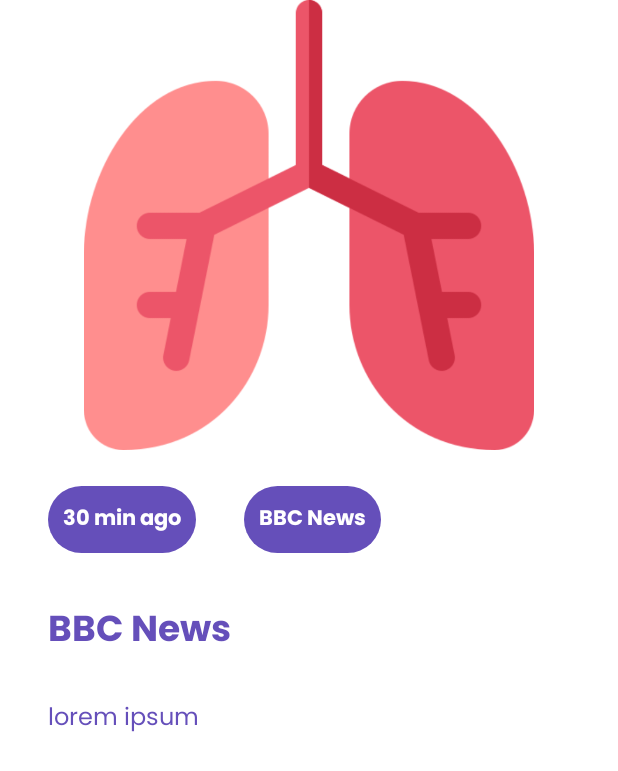
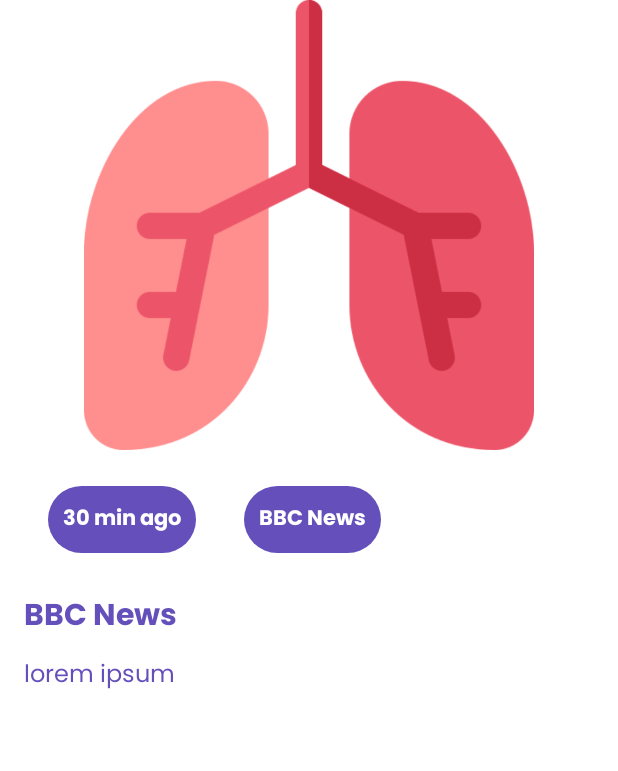
Before and after one commit to DaffRazan/Lunion, an Android app: the DetailNewsActivity screen opened directly, with no data from a screen before it, on a phone screen of 412 x 824 dp. Shown: the top 771 px of the screen. Run offline under Robolectric (Android 15) with nearby library versions, the phone set to English and light mode, and no system bars; pictures from the network do not load.

Commit message:
recyclerview item to detail news

```diff
--- a/Android Development/LunionApp/app/src/main/AndroidManifest.xml
+++ b/Android Development/LunionApp/app/src/main/AndroidManifest.xml
@@ -3,6 +3,7 @@
     package="com.lunion.lunionapp">
 
     <uses-permission android:name="android.permission.INTERNET"/>
+    <uses-permission android:name="android.permission.ACCESS_FINE_LOCATION" />
 
     <application
         android:allowBackup="true"
--- a/Android Development/LunionApp/app/src/main/java/com/lunion/lunionapp/ui/DetailNewsActivity.kt
+++ b/Android Development/LunionApp/app/src/main/java/com/lunion/lunionapp/ui/DetailNewsActivity.kt
@@ -1,12 +1,39 @@
 package com.lunion.lunionapp.ui
 
+import android.os.Bundle
 import androidx.appcompat.app.AppCompatActivity
-import android.os.Bundle
-import com.lunion.lunionapp.R
+import com.bumptech.glide.Glide
+import com.lunion.lunionapp.databinding.ActivityDetailNewsBinding
+import com.lunion.lunionapp.model.NewsModel
 
 class DetailNewsActivity : AppCompatActivity() {
+
+    private lateinit var binding: ActivityDetailNewsBinding
+
     override fun onCreate(savedInstanceState: Bundle?) {
         super.onCreate(savedInstanceState)
-        setContentView(R.layout.activity_detail_news)
+        binding = ActivityDetailNewsBinding.inflate(layoutInflater)
+        setContentView(binding.root)
+
+        val data = intent.getParcelableExtra<NewsModel>("data")
+        if (data != null) {
+            bindToUI(data)
+        }
     }
+
+    private fun bindToUI(news: NewsModel) {
+        Glide.with(this)
+                .load(news.urlToImage)
+                .centerCrop()
+                .into(binding.imgNewsArticle)
+        binding.tvNewsTime.text = news.publishedAt.customDate()
+        binding.tvNewsSource.text = news.source
+        binding.tvNewsTitle.text = news.title
+        binding.tvNewsContent.text = news.content
+    }
+
+    private fun String.customDate(): String{
+        return this.split("T")[0]
+    }
+
 }
--- a/Android Development/LunionApp/app/src/main/java/com/lunion/lunionapp/ui/NewsFragment.kt
+++ b/Android Development/LunionApp/app/src/main/java/com/lunion/lunionapp/ui/NewsFragment.kt
@@ -11,7 +11,9 @@ import androidx.recyclerview.widget.LinearLayoutManager
 import com.lunion.lunionapp.data.response.Article
 import com.lunion.lunionapp.data.response.Source
 import com.lunion.lunionapp.databinding.FragmentNewsBinding
+import com.lunion.lunionapp.model.NewsModel
 import com.lunion.lunionapp.ui.adapter.NewsAdapter
+import com.lunion.lunionapp.utils.DataMapper
 import com.lunion.lunionapp.viewmodel.NewsViewModel
 import com.lunion.lunionapp.viewmodel.ViewModelFactory
 
@@ -62,6 +64,7 @@ class NewsFragment : Fragment() {
 
     private fun selectedNews(data: Article){
         val moveDetail = Intent(context, DetailNewsActivity::class.java)
+        moveDetail.putExtra("data", DataMapper.mapArticleToNewsModel(data))
         startActivity(moveDetail)
     }
 
--- a/Android Development/LunionApp/app/src/main/res/layout/activity_detail_news.xml
+++ b/Android Development/LunionApp/app/src/main/res/layout/activity_detail_news.xml
@@ -45,27 +45,31 @@
 
     <TextView
         android:id="@+id/tv_news_title"
-        android:layout_width="wrap_content"
+        android:layout_width="match_parent"
         android:layout_height="wrap_content"
-        android:layout_marginStart="32dp"
-        android:layout_marginTop="32dp"
-        android:textSize="24sp"
+        android:layout_marginStart="16dp"
+        android:layout_marginEnd="16dp"
+        android:layout_marginTop="25dp"
         android:fontFamily="@font/poppins_bold"
         android:text="@string/tv_source"
         android:textColor="@color/primary_color"
+        android:textSize="20sp"
+        app:layout_constraintEnd_toEndOf="parent"
         app:layout_constraintStart_toStartOf="parent"
         app:layout_constraintTop_toBottomOf="@+id/tv_news_source" />
 
     <TextView
         android:id="@+id/tv_news_content"
-        android:layout_width="wrap_content"
+        android:layout_width="match_parent"
         android:layout_height="wrap_content"
-        android:layout_marginStart="32dp"
-        android:layout_marginTop="24dp"
+        android:layout_marginTop="8dp"
+        android:layout_marginStart="16dp"
+        android:layout_marginEnd="16dp"
         android:fontFamily="@font/poppins_regular"
         android:text="@string/tv_news_content"
         android:textColor="@color/primary_color"
         android:textSize="16sp"
+        app:layout_constraintEnd_toEndOf="parent"
         app:layout_constraintStart_toStartOf="parent"
         app:layout_constraintTop_toBottomOf="@+id/tv_news_title" />
 </androidx.constraintlayout.widget.ConstraintLayout>
```
Also changed, not shown: Android Development/LunionApp/app/src/main/java/com/lunion/lunionapp/model/NewsModel.kt (added, +16 -0 lines), Android Development/LunionApp/app/src/main/java/com/lunion/lunionapp/ui/AirQualityFragment.kt (+14 -42 lines), Android Development/LunionApp/app/src/main/java/com/lunion/lunionapp/utils/DataMapper.kt (added, +18 -0 lines).
